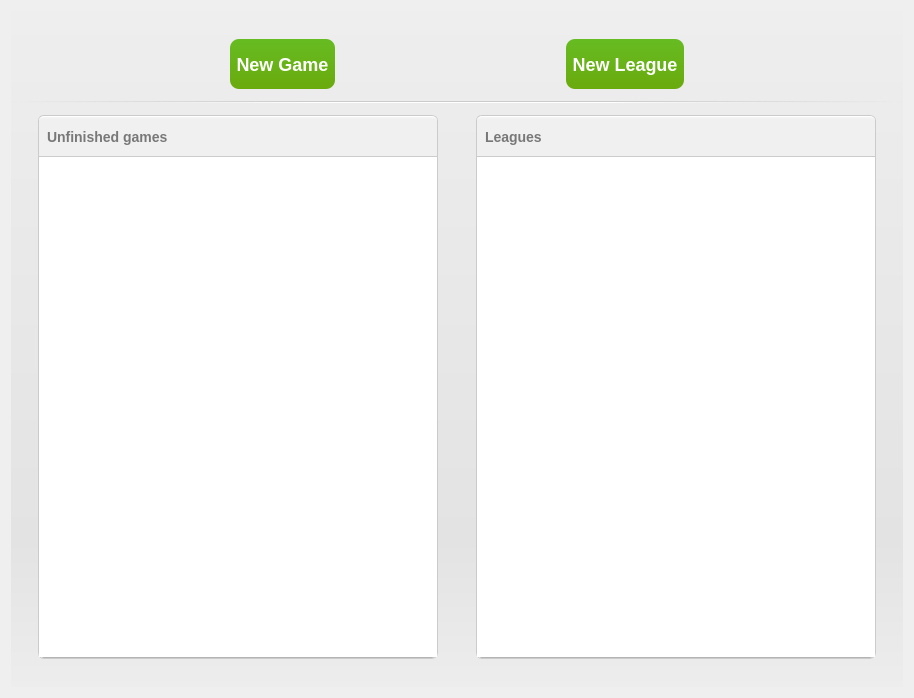
The window that src/ui/widgets/startwidget.ui (lbproductions/psnewmodel) describes before a commit, drawn with Qt 5.
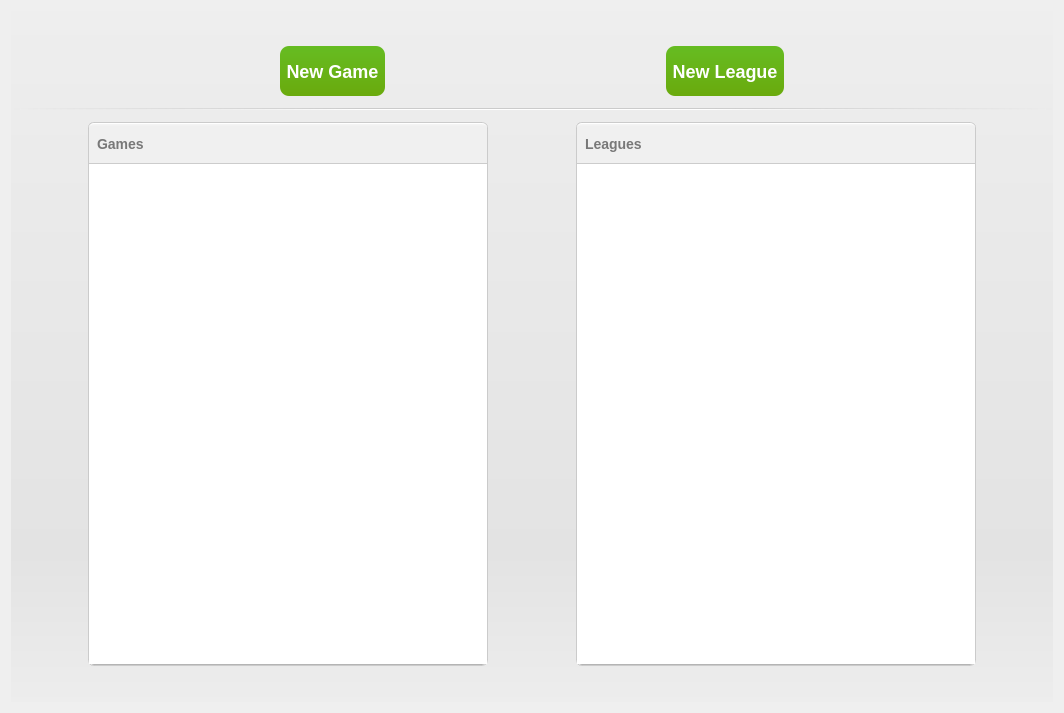
The same window after the commit. Icons and pictures are not drawn.

```diff
--- a/src/ui/widgets/startwidget.ui
+++ b/src/ui/widgets/startwidget.ui
@@ -6,8 +6,8 @@
    <rect>
     <x>0</x>
     <y>0</y>
-    <width>914</width>
-    <height>698</height>
+    <width>1064</width>
+    <height>713</height>
    </rect>
   </property>
   <property name="windowTitle">
@@ -317,7 +317,7 @@
                    </size>
                   </property>
                   <property name="text">
-                   <string>Unfinished games</string>
+                   <string>Games</string>
                   </property>
                  </widget>
                 </item>
```
